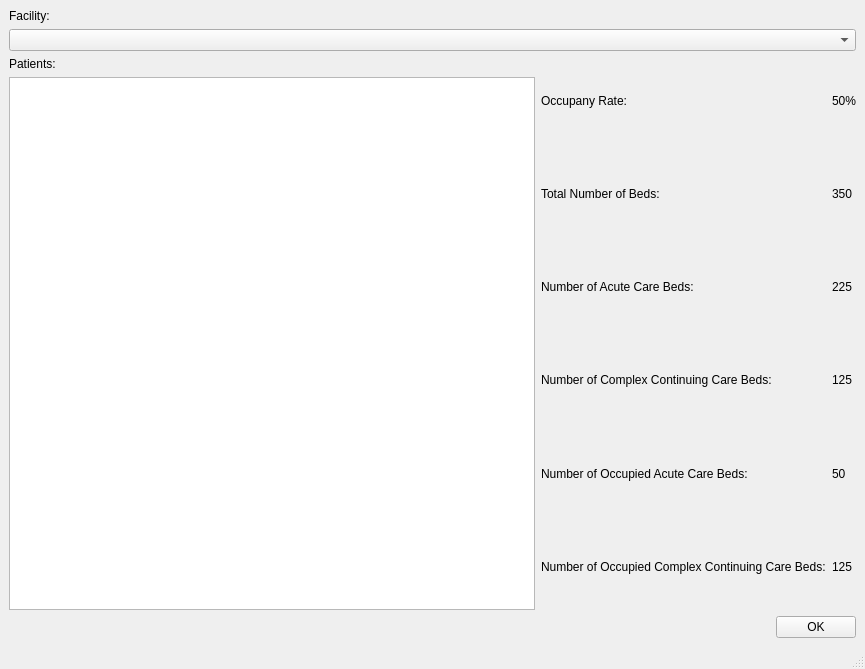
hummushaman/EOBCproject, file viewfacility.ui: the form before one commit.
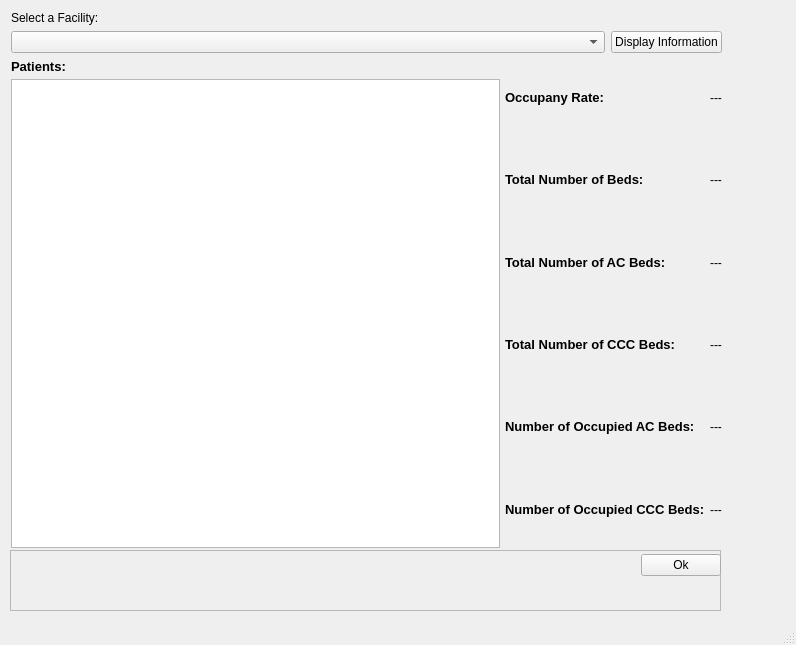
The form after the commit.

```diff
--- a/viewfacility.ui
+++ b/viewfacility.ui
@@ -6,39 +6,140 @@
    <rect>
     <x>0</x>
     <y>0</y>
-    <width>865</width>
-    <height>669</height>
+    <width>796</width>
+    <height>645</height>
    </rect>
   </property>
   <property name="windowTitle">
    <string>View Facility Information</string>
   </property>
   <widget class="QWidget" name="centralwidget">
-   <layout class="QVBoxLayout" name="verticalLayout_7">
+   <widget class="QFrame" name="frame">
+    <property name="geometry">
+     <rect>
+      <x>10</x>
+      <y>550</y>
+      <width>711</width>
+      <height>61</height>
+     </rect>
+    </property>
+    <property name="frameShape">
+     <enum>QFrame::StyledPanel</enum>
+    </property>
+    <property name="frameShadow">
+     <enum>QFrame::Raised</enum>
+    </property>
+    <widget class="QWidget" name="layoutWidget">
+     <property name="geometry">
+      <rect>
+       <x>0</x>
+       <y>0</y>
+       <width>711</width>
+       <height>31</height>
+      </rect>
+     </property>
+     <layout class="QHBoxLayout" name="horizontalLayout_4">
     <item>
-     <layout class="QVBoxLayout" name="verticalLayout_6">
+       <spacer name="horizontalSpacer_2">
+        <property name="orientation">
+         <enum>Qt::Horizontal</enum>
+        </property>
+        <property name="sizeType">
+         <enum>QSizePolicy::MinimumExpanding</enum>
+        </property>
+        <property name="sizeHint" stdset="0">
+         <size>
+          <width>37</width>
+          <height>18</height>
+         </size>
+        </property>
+       </spacer>
+      </item>
       <item>
-       <layout class="QVBoxLayout" name="verticalLayout_5">
-        <item>
+       <widget class="QPushButton" name="OK">
+        <property name="sizePolicy">
+         <sizepolicy hsizetype="Minimum" vsizetype="Maximum">
+          <horstretch>0</horstretch>
+          <verstretch>0</verstretch>
+         </sizepolicy>
+        </property>
+        <property name="text">
+         <string>Ok</string>
+        </property>
+       </widget>
+      </item>
+     </layout>
+    </widget>
+   </widget>
+   <widget class="QWidget" name="layoutWidget">
+    <property name="geometry">
+     <rect>
+      <x>11</x>
+      <y>11</y>
+      <width>711</width>
+      <height>537</height>
+     </rect>
+    </property>
          <layout class="QVBoxLayout" name="verticalLayout_4">
           <item>
            <widget class="QLabel" name="label">
             <property name="text">
-             <string>Facility:</string>
+        <string>Select a Facility:</string>
             </property>
            </widget>
           </item>
           <item>
-           <widget class="QComboBox" name="comboBox"/>
+      <layout class="QHBoxLayout" name="horizontalLayout">
+       <item>
+        <widget class="QComboBox" name="comboBox_facilities">
+         <property name="sizePolicy">
+          <sizepolicy hsizetype="Expanding" vsizetype="Fixed">
+           <horstretch>0</horstretch>
+           <verstretch>0</verstretch>
+          </sizepolicy>
+         </property>
+        </widget>
+       </item>
+       <item>
+        <spacer name="horizontalSpacer">
+         <property name="orientation">
+          <enum>Qt::Horizontal</enum>
+         </property>
+         <property name="sizeType">
+          <enum>QSizePolicy::Fixed</enum>
+         </property>
+         <property name="sizeHint" stdset="0">
+          <size>
+           <width>0</width>
+           <height>0</height>
+          </size>
+         </property>
+        </spacer>
+       </item>
+       <item>
+        <widget class="QPushButton" name="DisplayButton">
+         <property name="text">
+          <string>Display Information</string>
+         </property>
+        </widget>
+       </item>
+      </layout>
           </item>
           <item>
            <layout class="QHBoxLayout" name="horizontalLayout_3">
+       <property name="spacing">
+        <number>5</number>
+       </property>
             <item>
              <layout class="QVBoxLayout" name="verticalLayout">
               <item>
                <widget class="QLabel" name="label_2">
                 <property name="text">
-                 <string>Patients:</string>
+            <string>&lt;!DOCTYPE HTML PUBLIC &quot;-//W3C//DTD HTML 4.0//EN&quot; &quot;http://www.w3.org/TR/REC-html40/strict.dtd&quot;&gt;
+&lt;html&gt;&lt;head&gt;&lt;meta name=&quot;qrichtext&quot; content=&quot;1&quot; /&gt;&lt;style type=&quot;text/css&quot;&gt;
+p, li { white-space: pre-wrap; }
+&lt;/style&gt;&lt;/head&gt;&lt;body style=&quot; font-family:'Sans'; font-size:10pt; font-weight:400; font-style:normal;&quot;&gt;
+&lt;p style=&quot; margin-top:0px; margin-bottom:0px; margin-left:0px; margin-right:0px; -qt-block-indent:0; text-indent:0px;&quot;&gt;&lt;span style=&quot; font-weight:600;&quot;&gt;Patients:&lt;/span&gt;&lt;/p&gt;&lt;/body&gt;&lt;/html&gt;</string>
                 </property>
                </widget>
               </item>
@@ -58,42 +159,66 @@
                 <item>
                  <widget class="QLabel" name="label_3">
                   <property name="text">
-                   <string>Occupany Rate: </string>
+              <string>&lt;!DOCTYPE HTML PUBLIC &quot;-//W3C//DTD HTML 4.0//EN&quot; &quot;http://www.w3.org/TR/REC-html40/strict.dtd&quot;&gt;
+&lt;html&gt;&lt;head&gt;&lt;meta name=&quot;qrichtext&quot; content=&quot;1&quot; /&gt;&lt;style type=&quot;text/css&quot;&gt;
+p, li { white-space: pre-wrap; }
+&lt;/style&gt;&lt;/head&gt;&lt;body style=&quot; font-family:'Sans'; font-size:10pt; font-weight:400; font-style:normal;&quot;&gt;
+&lt;p style=&quot; margin-top:0px; margin-bottom:0px; margin-left:0px; margin-right:0px; -qt-block-indent:0; text-indent:0px;&quot;&gt;&lt;span style=&quot; font-weight:600;&quot;&gt;Occupany Rate: &lt;/span&gt;&lt;/p&gt;&lt;/body&gt;&lt;/html&gt;</string>
                   </property>
                  </widget>
                 </item>
                 <item>
                  <widget class="QLabel" name="label_4">
                   <property name="text">
-                   <string>Total Number of Beds: </string>
+              <string>&lt;!DOCTYPE HTML PUBLIC &quot;-//W3C//DTD HTML 4.0//EN&quot; &quot;http://www.w3.org/TR/REC-html40/strict.dtd&quot;&gt;
+&lt;html&gt;&lt;head&gt;&lt;meta name=&quot;qrichtext&quot; content=&quot;1&quot; /&gt;&lt;style type=&quot;text/css&quot;&gt;
+p, li { white-space: pre-wrap; }
+&lt;/style&gt;&lt;/head&gt;&lt;body style=&quot; font-family:'Sans'; font-size:10pt; font-weight:400; font-style:normal;&quot;&gt;
+&lt;p style=&quot; margin-top:0px; margin-bottom:0px; margin-left:0px; margin-right:0px; -qt-block-indent:0; text-indent:0px;&quot;&gt;&lt;span style=&quot; font-weight:600;&quot;&gt;Total Number of Beds: &lt;/span&gt;&lt;/p&gt;&lt;/body&gt;&lt;/html&gt;</string>
                   </property>
                  </widget>
                 </item>
                 <item>
                  <widget class="QLabel" name="label_7">
                   <property name="text">
-                   <string>Number of Acute Care Beds:</string>
+              <string>&lt;!DOCTYPE HTML PUBLIC &quot;-//W3C//DTD HTML 4.0//EN&quot; &quot;http://www.w3.org/TR/REC-html40/strict.dtd&quot;&gt;
+&lt;html&gt;&lt;head&gt;&lt;meta name=&quot;qrichtext&quot; content=&quot;1&quot; /&gt;&lt;style type=&quot;text/css&quot;&gt;
+p, li { white-space: pre-wrap; }
+&lt;/style&gt;&lt;/head&gt;&lt;body style=&quot; font-family:'Sans'; font-size:10pt; font-weight:400; font-style:normal;&quot;&gt;
+&lt;p style=&quot; margin-top:0px; margin-bottom:0px; margin-left:0px; margin-right:0px; -qt-block-indent:0; text-indent:0px;&quot;&gt;&lt;span style=&quot; font-weight:600;&quot;&gt;Total Number of AC Beds:&lt;/span&gt;&lt;/p&gt;&lt;/body&gt;&lt;/html&gt;</string>
                   </property>
                  </widget>
                 </item>
                 <item>
                  <widget class="QLabel" name="label_8">
                   <property name="text">
-                   <string>Number of Complex Continuing Care Beds:</string>
+              <string>&lt;!DOCTYPE HTML PUBLIC &quot;-//W3C//DTD HTML 4.0//EN&quot; &quot;http://www.w3.org/TR/REC-html40/strict.dtd&quot;&gt;
+&lt;html&gt;&lt;head&gt;&lt;meta name=&quot;qrichtext&quot; content=&quot;1&quot; /&gt;&lt;style type=&quot;text/css&quot;&gt;
+p, li { white-space: pre-wrap; }
+&lt;/style&gt;&lt;/head&gt;&lt;body style=&quot; font-family:'Sans'; font-size:10pt; font-weight:400; font-style:normal;&quot;&gt;
+&lt;p style=&quot; margin-top:0px; margin-bottom:0px; margin-left:0px; margin-right:0px; -qt-block-indent:0; text-indent:0px;&quot;&gt;&lt;span style=&quot; font-weight:600;&quot;&gt;Total Number of CCC Beds:&lt;/span&gt;&lt;/p&gt;&lt;/body&gt;&lt;/html&gt;</string>
                   </property>
                  </widget>
                 </item>
                 <item>
                  <widget class="QLabel" name="label_9">
                   <property name="text">
-                   <string>Number of Occupied Acute Care Beds:</string>
+              <string>&lt;!DOCTYPE HTML PUBLIC &quot;-//W3C//DTD HTML 4.0//EN&quot; &quot;http://www.w3.org/TR/REC-html40/strict.dtd&quot;&gt;
+&lt;html&gt;&lt;head&gt;&lt;meta name=&quot;qrichtext&quot; content=&quot;1&quot; /&gt;&lt;style type=&quot;text/css&quot;&gt;
+p, li { white-space: pre-wrap; }
+&lt;/style&gt;&lt;/head&gt;&lt;body style=&quot; font-family:'Sans'; font-size:10pt; font-weight:400; font-style:normal;&quot;&gt;
+&lt;p style=&quot; margin-top:0px; margin-bottom:0px; margin-left:0px; margin-right:0px; -qt-block-indent:0; text-indent:0px;&quot;&gt;&lt;span style=&quot; font-weight:600;&quot;&gt;Number of Occupied AC Beds:&lt;/span&gt;&lt;/p&gt;&lt;/body&gt;&lt;/html&gt;</string>
                   </property>
                  </widget>
                 </item>
                 <item>
                  <widget class="QLabel" name="label_10">
                   <property name="text">
-                   <string>Number of Occupied Complex Continuing Care Beds:</string>
+              <string>&lt;!DOCTYPE HTML PUBLIC &quot;-//W3C//DTD HTML 4.0//EN&quot; &quot;http://www.w3.org/TR/REC-html40/strict.dtd&quot;&gt;
+&lt;html&gt;&lt;head&gt;&lt;meta name=&quot;qrichtext&quot; content=&quot;1&quot; /&gt;&lt;style type=&quot;text/css&quot;&gt;
+p, li { white-space: pre-wrap; }
+&lt;/style&gt;&lt;/head&gt;&lt;body style=&quot; font-family:'Sans'; font-size:10pt; font-weight:400; font-style:normal;&quot;&gt;
+&lt;p style=&quot; margin-top:0px; margin-bottom:0px; margin-left:0px; margin-right:0px; -qt-block-indent:0; text-indent:0px;&quot;&gt;&lt;span style=&quot; font-weight:600;&quot;&gt;Number of Occupied CCC Beds:&lt;/span&gt;&lt;/p&gt;&lt;/body&gt;&lt;/html&gt;</string>
                   </property>
                  </widget>
                 </item>
@@ -104,43 +229,61 @@
                 <item>
                  <widget class="QLabel" name="label_5">
                   <property name="text">
-                   <string>50%</string>
-                  </property>
+              <string>---</string>
+             </property>
+             <property name="alignment">
+              <set>Qt::AlignCenter</set>
+             </property>
                  </widget>
                 </item>
                 <item>
                  <widget class="QLabel" name="label_6">
                   <property name="text">
-                   <string>350</string>
-                  </property>
+              <string>---</string>
+             </property>
+             <property name="alignment">
+              <set>Qt::AlignCenter</set>
+             </property>
                  </widget>
                 </item>
                 <item>
                  <widget class="QLabel" name="label_11">
                   <property name="text">
-                   <string>225</string>
-                  </property>
+              <string>---</string>
+             </property>
+             <property name="alignment">
+              <set>Qt::AlignCenter</set>
+             </property>
                  </widget>
                 </item>
                 <item>
                  <widget class="QLabel" name="label_12">
                   <property name="text">
-                   <string>125</string>
+              <string>---</string>
+             </property>
+             <property name="alignment">
+              <set>Qt::AlignCenter</set>
                   </property>
                  </widget>
                 </item>
                 <item>
                  <widget class="QLabel" name="label_14">
                   <property name="text">
-                   <string>50</string>
+              <string>---</string>
+             </property>
+             <property name="alignment">
+              <set>Qt::AlignCenter</set>
                   </property>
                  </widget>
                 </item>
                 <item>
                  <widget class="QLabel" name="label_13">
                   <property name="text">
-                   <string>125</string>
-                  </property>
+              <string>---</string>
+             </property>
+             <property name="alignment">
+              <set>Qt::AlignCenter</set>
+             </property>
                  </widget>
                 </item>
                </layout>
@@ -150,36 +293,7 @@
            </layout>
           </item>
          </layout>
-        </item>
-       </layout>
-      </item>
-      <item>
-       <layout class="QHBoxLayout" name="horizontalLayout">
-        <item>
-         <spacer name="horizontalSpacer">
-          <property name="orientation">
-           <enum>Qt::Horizontal</enum>
-          </property>
-          <property name="sizeHint" stdset="0">
-           <size>
-            <width>40</width>
-            <height>20</height>
-           </size>
-          </property>
-         </spacer>
-        </item>
-        <item>
-         <widget class="QPushButton" name="OKButton">
-          <property name="text">
-           <string>OK</string>
-          </property>
-         </widget>
-        </item>
-       </layout>
-      </item>
-     </layout>
-    </item>
-   </layout>
+   </widget>
   </widget>
   <widget class="QMenuBar" name="menubar">
    <property name="geometry">
```
Left out of the diff: 24 changed lines with no effect on the pictures. Lines whose indentation alone changed are shown as unchanged.
